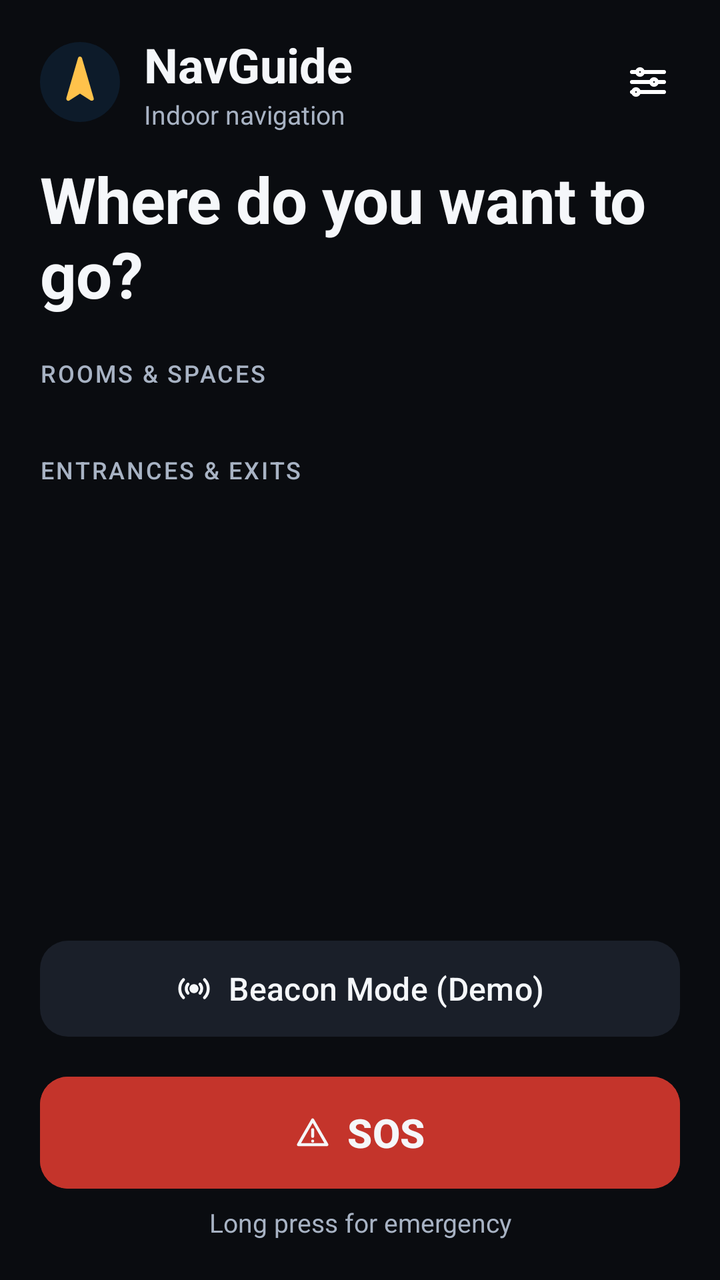
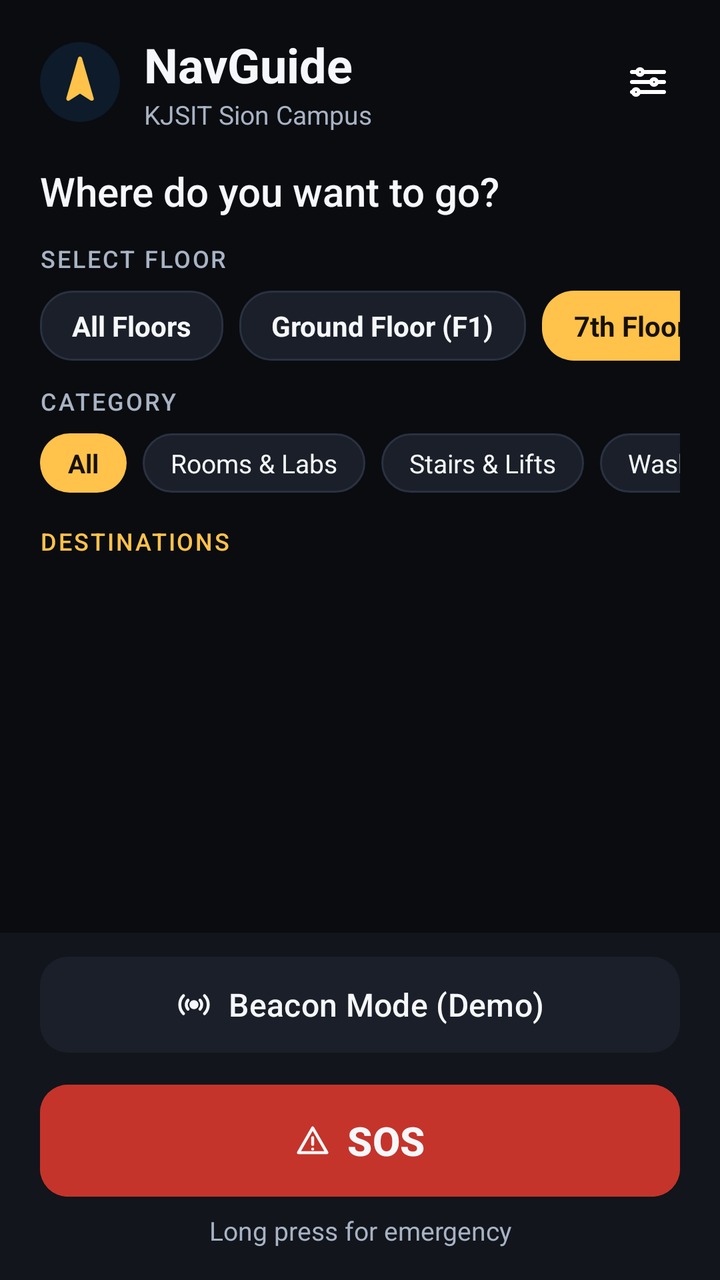

Screens rendered from an Android XML layout before and after an edit, with the pre-edit source and the edit as a unified diff.
<!-- AndroidManifest.xml: application theme Theme.NavGuide -->
<!-- res/layout/activity_main.xml -->
<?xml version="1.0" encoding="utf-8"?>
<LinearLayout xmlns:android="http://schemas.android.com/apk/res/android"
    xmlns:app="http://schemas.android.com/apk/res-auto"
    android:layout_width="match_parent"
    android:layout_height="wrap_content"
    android:orientation="vertical"
    android:background="@color/bg">

    
    <LinearLayout
        android:layout_width="match_parent"
        android:layout_height="wrap_content"
        android:orientation="horizontal"
        android:gravity="center_vertical"
        android:paddingStart="@dimen/screen_pad"
        android:paddingEnd="@dimen/space_12"
        android:paddingTop="@dimen/space_16"
        android:paddingBottom="@dimen/space_12">

        <ImageView
            android:id="@+id/imgLogo"
            android:layout_width="40dp"
            android:layout_height="40dp"
            android:src="@drawable/ic_logo"
            android:importantForAccessibility="no" />

        <LinearLayout
            android:layout_width="0dp"
            android:layout_height="wrap_content"
            android:layout_weight="1"
            android:orientation="vertical"
            android:layout_marginStart="@dimen/space_12">

            <TextView
                android:id="@+id/tvAppName"
                android:layout_width="wrap_content"
                android:layout_height="wrap_content"
                android:text="@string/app_name"
                android:textAppearance="@style/TextAppearance.NavGuide.Title" />

            <TextView
                android:id="@+id/tvMapName"
                android:layout_width="wrap_content"
                android:layout_height="wrap_content"
                android:text="@string/main_subtitle"
                android:textAppearance="@style/TextAppearance.NavGuide.Caption" />
        </LinearLayout>

        <ImageButton
            android:id="@+id/btnSettings"
            android:layout_width="48dp"
            android:layout_height="48dp"
            android:src="@drawable/ic_settings"
            android:background="?attr/selectableItemBackgroundBorderless"
            android:contentDescription="@string/btn_settings" />
    </LinearLayout>

    
    <ScrollView
        android:layout_width="match_parent"
        android:layout_height="0dp"
        android:layout_weight="1"
        android:fillViewport="true">

        <LinearLayout
            android:layout_width="match_parent"
            android:layout_height="wrap_content"
            android:orientation="vertical"
            android:paddingStart="@dimen/screen_pad"
            android:paddingEnd="@dimen/screen_pad"
            android:paddingBottom="@dimen/space_16">

            <TextView
                android:layout_width="match_parent"
                android:layout_height="wrap_content"
                android:text="@string/main_where_to"
                android:textAppearance="@style/TextAppearance.NavGuide.Display"
                android:layout_marginBottom="@dimen/space_20" />

            <TextView
                android:layout_width="match_parent"
                android:layout_height="wrap_content"
                android:text="@string/section_rooms"
                android:textAppearance="@style/TextAppearance.NavGuide.Label"
                android:layout_marginBottom="@dimen/space_8" />

            <LinearLayout
                android:id="@+id/llRooms"
                android:layout_width="match_parent"
                android:layout_height="wrap_content"
                android:orientation="vertical" />

            <TextView
                android:layout_width="match_parent"
                android:layout_height="wrap_content"
                android:text="@string/section_access"
                android:textAppearance="@style/TextAppearance.NavGuide.Label"
                android:layout_marginTop="@dimen/space_24"
                android:layout_marginBottom="@dimen/space_8" />

            <LinearLayout
                android:id="@+id/llAccess"
                android:layout_width="match_parent"
                android:layout_height="wrap_content"
                android:orientation="vertical" />
        </LinearLayout>
    </ScrollView>

    
    <LinearLayout
        android:layout_width="match_parent"
        android:layout_height="wrap_content"
        android:orientation="vertical"
        android:paddingStart="@dimen/screen_pad"
        android:paddingEnd="@dimen/screen_pad"
        android:paddingTop="@dimen/space_12"
        android:paddingBottom="@dimen/space_20">

        <Button
            android:id="@+id/btnBeaconMode"
            style="@style/Widget.Material3.Button.TonalButton"
            android:layout_width="match_parent"
            android:layout_height="@dimen/button_height"
            android:text="@string/btn_beacon_mode"
            android:textSize="16sp"
            app:cornerRadius="@dimen/radius_medium"
            app:icon="@drawable/ic_beacon"
            app:iconGravity="textStart"
            android:contentDescription="@string/btn_beacon_mode" />

        <Button
            android:id="@+id/btnSos"
            android:layout_width="match_parent"
            android:layout_height="@dimen/button_height_hero"
            android:layout_marginTop="@dimen/space_12"
            android:text="@string/btn_sos"
            android:textSize="20sp"
            android:textStyle="bold"
            android:backgroundTint="@color/danger_fill"
            android:textColor="@color/white"
            app:cornerRadius="@dimen/radius_medium"
            app:icon="@drawable/ic_sos"
            app:iconGravity="textStart"
            app:iconTint="@color/white"
            android:contentDescription="@string/sos_desc" />

        <TextView
            android:layout_width="match_parent"
            android:layout_height="wrap_content"
            android:text="@string/sos_hint"
            android:textAppearance="@style/TextAppearance.NavGuide.Caption"
            android:gravity="center"
            android:layout_marginTop="@dimen/space_4" />
    </LinearLayout>

</LinearLayout>
<!-- resources referenced by this layout -->
<resources>
  <color name="bg">#0A0C10</color>
  <color name="danger_fill">#C4342B</color>
  <color name="white">#FFF5F7FA</color>
  <dimen name="button_height">56dp</dimen>
  <dimen name="button_height_hero">64dp</dimen>
  <dimen name="radius_medium">14dp</dimen>
  <dimen name="screen_pad">20dp</dimen>
  <dimen name="space_12">12dp</dimen>
  <dimen name="space_16">16dp</dimen>
  <dimen name="space_20">20dp</dimen>
  <dimen name="space_24">24dp</dimen>
  <dimen name="space_4">4dp</dimen>
  <dimen name="space_8">8dp</dimen>
  <string name="app_name">NavGuide</string>
  <string name="btn_beacon_mode">Beacon Mode (Demo)</string>
  <string name="btn_settings">Settings</string>
  <string name="btn_sos">SOS</string>
  <string name="main_subtitle">Indoor navigation</string>
  <string name="main_where_to">Where do you want to go?</string>
  <string name="section_access">Entrances &amp; exits</string>
  <string name="section_rooms">Rooms &amp; spaces</string>
  <string name="sos_desc">Emergency SOS. Long press to trigger.</string>
  <string name="sos_hint">Long press for emergency</string>
  <style name="TextAppearance.NavGuide.Caption" parent="android:TextAppearance">
          <item name="android:fontFamily">sans-serif</item>
          <item name="android:textSize">13sp</item>
          <item name="android:textColor">@color/text_secondary</item>
      </style>
  <style name="TextAppearance.NavGuide.Display" parent="android:TextAppearance">
          <item name="android:fontFamily">sans-serif</item>
          <item name="android:textSize">32sp</item>
          <item name="android:textStyle">bold</item>
          <item name="android:letterSpacing">-0.01</item>
          <item name="android:textColor">@color/text_primary</item>
      </style>
  <style name="TextAppearance.NavGuide.Label" parent="android:TextAppearance">
          <item name="android:fontFamily">sans-serif-medium</item>
          <item name="android:textSize">12sp</item>
          <item name="android:letterSpacing">0.08</item>
          <item name="android:textAllCaps">true</item>
          <item name="android:textColor">@color/text_secondary</item>
      </style>
  <style name="TextAppearance.NavGuide.Title" parent="android:TextAppearance">
          <item name="android:fontFamily">sans-serif</item>
          <item name="android:textSize">24sp</item>
          <item name="android:textStyle">bold</item>
          <item name="android:textColor">@color/text_primary</item>
      </style>
  <color name="text_secondary">#A8B3C4</color>
  <color name="text_primary">#F5F7FA</color>
  <color name="amber">#FFC24B</color>
  <color name="text_on_accent">#171105</color>
  <color name="amber_container">#3A2E12</color>
  <color name="amber_on_container">#FFE3A6</color>
  <color name="surface_variant">#1A1F29</color>
  <color name="surface">#12151C</color>
  <color name="outline">#2A3141</color>
  <style name="ShapeAppearance.NavGuide.Small" parent="">
          <item name="cornerFamily">rounded</item>
          <item name="cornerSize">@dimen/radius_small</item>
      </style>
  <style name="ShapeAppearance.NavGuide.Medium" parent="">
          <item name="cornerFamily">rounded</item>
          <item name="cornerSize">@dimen/radius_medium</item>
      </style>
  <style name="ShapeAppearance.NavGuide.Large" parent="">
          <item name="cornerFamily">rounded</item>
          <item name="cornerSize">@dimen/radius_large</item>
      </style>
  <dimen name="radius_small">10dp</dimen>
  <dimen name="radius_large">18dp</dimen>
  <!-- unchanged entries left out for length: 5 -->
</resources>

<!-- the commit's change to res/layout/activity_main.xml (unified diff, before → after) -->
@@ -2,7 +2,7 @@
 <LinearLayout xmlns:android="http://schemas.android.com/apk/res/android"
     xmlns:app="http://schemas.android.com/apk/res-auto"
     android:layout_width="match_parent"
-    android:layout_height="wrap_content"
+    android:layout_height="match_parent"
     android:orientation="vertical"
     android:background="@color/bg">
 
@@ -15,7 +15,7 @@
         android:paddingStart="@dimen/screen_pad"
         android:paddingEnd="@dimen/space_12"
         android:paddingTop="@dimen/space_16"
-        android:paddingBottom="@dimen/space_12">
+        android:paddingBottom="@dimen/space_8">
 
         <ImageView
             android:id="@+id/imgLogo"
@@ -42,7 +42,7 @@
                 android:id="@+id/tvMapName"
                 android:layout_width="wrap_content"
                 android:layout_height="wrap_content"
-                android:text="@string/main_subtitle"
+                android:text="KJSIT Sion Campus"
                 android:textAppearance="@style/TextAppearance.NavGuide.Caption" />
         </LinearLayout>
 
@@ -70,39 +70,222 @@
             android:paddingEnd="@dimen/screen_pad"
             android:paddingBottom="@dimen/space_16">
 
+            
             <TextView
                 android:layout_width="match_parent"
                 android:layout_height="wrap_content"
                 android:text="@string/main_where_to"
-                android:textAppearance="@style/TextAppearance.NavGuide.Display"
-                android:layout_marginBottom="@dimen/space_20" />
-
-            <TextView
-                android:layout_width="match_parent"
-                android:layout_height="wrap_content"
-                android:text="@string/section_rooms"
+                android:textAppearance="@style/TextAppearance.NavGuide.Headline"
+                android:layout_marginTop="@dimen/space_8"
+                android:layout_marginBottom="@dimen/space_12" />
+
+            
+            <TextView
+                android:layout_width="match_parent"
+                android:layout_height="wrap_content"
+                android:text="Select Floor"
                 android:textAppearance="@style/TextAppearance.NavGuide.Label"
                 android:layout_marginBottom="@dimen/space_8" />
 
+            
+            <HorizontalScrollView
+                android:layout_width="match_parent"
+                android:layout_height="wrap_content"
+                android:scrollbars="none"
+                android:layout_marginBottom="@dimen/space_12">
+
+                <LinearLayout
+                    android:id="@+id/llFloorChips"
+                    android:layout_width="wrap_content"
+                    android:layout_height="wrap_content"
+                    android:orientation="horizontal">
+
+                    <TextView
+                        android:id="@+id/chipFloorAll"
+                        android:layout_width="wrap_content"
+                        android:layout_height="wrap_content"
+                        android:text="All Floors"
+                        android:textSize="14sp"
+                        android:textStyle="bold"
+                        android:textColor="@color/text_primary"
+                        android:background="@drawable/bg_chip_unselected"
+                        android:paddingStart="16dp"
+                        android:paddingEnd="16dp"
+                        android:paddingTop="8dp"
+                        android:paddingBottom="8dp"
+                        android:clickable="true"
+                        android:focusable="true"
+                        android:layout_marginEnd="8dp" />
+
+                    <TextView
+                        android:id="@+id/chipFloor1"
+                        android:layout_width="wrap_content"
+                        android:layout_height="wrap_content"
+                        android:text="Ground Floor (F1)"
+                        android:textSize="14sp"
+                        android:textStyle="bold"
+                        android:textColor="@color/text_primary"
+                        android:background="@drawable/bg_chip_unselected"
+                        android:paddingStart="16dp"
+                        android:paddingEnd="16dp"
+                        android:paddingTop="8dp"
+                        android:paddingBottom="8dp"
+                        android:clickable="true"
+                        android:focusable="true"
+                        android:layout_marginEnd="8dp" />
+
+                    <TextView
+                        android:id="@+id/chipFloor7"
+                        android:layout_width="wrap_content"
+                        android:layout_height="wrap_content"
+                        android:text="7th Floor (F7)"
+                        android:textSize="14sp"
+                        android:textStyle="bold"
+                        android:textColor="@color/text_on_accent"
+                        android:background="@drawable/bg_chip_selected"
+                        android:paddingStart="16dp"
+                        android:paddingEnd="16dp"
+                        android:paddingTop="8dp"
+                        android:paddingBottom="8dp"
+                        android:clickable="true"
+                        android:focusable="true"
+                        android:layout_marginEnd="8dp" />
+                </LinearLayout>
+            </HorizontalScrollView>
+
+            
+            <TextView
+                android:layout_width="match_parent"
+                android:layout_height="wrap_content"
+                android:text="Category"
+                android:textAppearance="@style/TextAppearance.NavGuide.Label"
+                android:layout_marginBottom="@dimen/space_8" />
+
+            
+            <HorizontalScrollView
+                android:layout_width="match_parent"
+                android:layout_height="wrap_content"
+                android:scrollbars="none"
+                android:layout_marginBottom="@dimen/space_16">
+
+                <LinearLayout
+                    android:id="@+id/llCategoryChips"
+                    android:layout_width="wrap_content"
+                    android:layout_height="wrap_content"
+                    android:orientation="horizontal">
+
+                    <TextView
+                        android:id="@+id/chipCatAll"
+                        android:layout_width="wrap_content"
+                        android:layout_height="wrap_content"
+                        android:text="All"
+                        android:textSize="13sp"
+                        android:textStyle="bold"
+                        android:textColor="@color/text_on_accent"
+                        android:background="@drawable/bg_chip_selected"
+                        android:paddingStart="14dp"
+                        android:paddingEnd="14dp"
+                        android:paddingTop="6dp"
+                        android:paddingBottom="6dp"
+                        android:clickable="true"
+                        android:focusable="true"
+                        android:layout_marginEnd="8dp" />
+
+                    <TextView
+                        android:id="@+id/chipCatRooms"
+                        android:layout_width="wrap_content"
+                        android:layout_height="wrap_content"
+                        android:text="Rooms &amp; Labs"
+                        android:textSize="13sp"
+                        android:textColor="@color/text_primary"
+                        android:background="@drawable/bg_chip_unselected"
+                        android:paddingStart="14dp"
+                        android:paddingEnd="14dp"
+                        android:paddingTop="6dp"
+                        android:paddingBottom="6dp"
+                        android:clickable="true"
+                        android:focusable="true"
+                        android:layout_marginEnd="8dp" />
+
+                    <TextView
+                        android:id="@+id/chipCatStairs"
+                        android:layout_width="wrap_content"
+                        android:layout_height="wrap_content"
+                        android:text="Stairs &amp; Lifts"
+                        android:textSize="13sp"
+                        android:textColor="@color/text_primary"
+                        android:background="@drawable/bg_chip_unselected"
+                        android:paddingStart="14dp"
+                        android:paddingEnd="14dp"
+                        android:paddingTop="6dp"
+                        android:paddingBottom="6dp"
+                        android:clickable="true"
+                        android:focusable="true"
+                        android:layout_marginEnd="8dp" />
+
+                    <TextView
+                        android:id="@+id/chipCatWashroom"
+                        android:layout_width="wrap_content"
+                        android:layout_height="wrap_content"
+                        android:text="Washrooms"
+                        android:textSize="13sp"
+                        android:textColor="@color/text_primary"
+                        android:background="@drawable/bg_chip_unselected"
+                        android:paddingStart="14dp"
+                        android:paddingEnd="14dp"
+                        android:paddingTop="6dp"
+                        android:paddingBottom="6dp"
+                        android:clickable="true"
+                        android:focusable="true"
+                        android:layout_marginEnd="8dp" />
+
+                    <TextView
+                        android:id="@+id/chipCatExits"
+                        android:layout_width="wrap_content"
+                        android:layout_height="wrap_content"
+                        android:text="Emergency Exits"
+                        android:textSize="13sp"
+                        android:textColor="@color/text_primary"
+                        android:background="@drawable/bg_chip_unselected"
+                        android:paddingStart="14dp"
+                        android:paddingEnd="14dp"
+                        android:paddingTop="6dp"
+                        android:paddingBottom="6dp"
+                        android:clickable="true"
+                        android:focusable="true"
+                        android:layout_marginEnd="8dp" />
+                </LinearLayout>
+            </HorizontalScrollView>
+
+            
+            <TextView
+                android:id="@+id/tvResultsCount"
+                android:layout_width="match_parent"
+                android:layout_height="wrap_content"
+                android:text="Destinations"
+                android:textAppearance="@style/TextAppearance.NavGuide.Label"
+                android:textColor="@color/amber"
+                android:layout_marginBottom="@dimen/space_8" />
+
+            
             <LinearLayout
-                android:id="@+id/llRooms"
+                android:id="@+id/llDestinations"
                 android:layout_width="match_parent"
                 android:layout_height="wrap_content"
                 android:orientation="vertical" />
 
             <TextView
-                android:layout_width="match_parent"
-                android:layout_height="wrap_content"
-                android:text="@string/section_access"
-                android:textAppearance="@style/TextAppearance.NavGuide.Label"
-                android:layout_marginTop="@dimen/space_24"
-                android:layout_marginBottom="@dimen/space_8" />
-
-            <LinearLayout
-                android:id="@+id/llAccess"
-                android:layout_width="match_parent"
-                android:layout_height="wrap_content"
-                android:orientation="vertical" />
+                android:id="@+id/tvEmptyNotice"
+                android:layout_width="match_parent"
+                android:layout_height="wrap_content"
+                android:text="No destinations match this filter."
+                android:textAppearance="@style/TextAppearance.NavGuide.Body"
+                android:textColor="@color/text_secondary"
+                android:gravity="center"
+                android:paddingTop="24dp"
+                android:paddingBottom="24dp"
+                android:visibility="gone" />
+
         </LinearLayout>
     </ScrollView>
 
@@ -113,8 +296,9 @@
         android:orientation="vertical"
         android:paddingStart="@dimen/screen_pad"
         android:paddingEnd="@dimen/screen_pad"
-        android:paddingTop="@dimen/space_12"
-        android:paddingBottom="@dimen/space_20">
+        android:paddingTop="@dimen/space_8"
+        android:paddingBottom="@dimen/space_16"
+        android:background="@color/surface">
 
         <Button
             android:id="@+id/btnBeaconMode"
@@ -132,7 +316,7 @@
             android:id="@+id/btnSos"
             android:layout_width="match_parent"
             android:layout_height="@dimen/button_height_hero"
-            android:layout_marginTop="@dimen/space_12"
+            android:layout_marginTop="@dimen/space_8"
             android:text="@string/btn_sos"
             android:textSize="20sp"
             android:textStyle="bold"
<!-- resource entries referenced after the edit -->
@@ -9,30 +9,41 @@
   <dimen name="screen_pad">20dp</dimen>
   <dimen name="space_12">12dp</dimen>
   <dimen name="space_16">16dp</dimen>
-  <dimen name="space_20">20dp</dimen>
-  <dimen name="space_24">24dp</dimen>
   <dimen name="space_4">4dp</dimen>
   <dimen name="space_8">8dp</dimen>
+  <!-- drawable bg_chip_selected (drawable) -->
+  <?xml version="1.0" encoding="utf-8"?>
+  <shape xmlns:android="http://schemas.android.com/apk/res/android" android:shape="rectangle">
+      <solid android:color="@color/amber" />
+      <corners android:radius="16dp" />
+  </shape>
+  <!-- drawable bg_chip_unselected (drawable) -->
+  <?xml version="1.0" encoding="utf-8"?>
+  <shape xmlns:android="http://schemas.android.com/apk/res/android" android:shape="rectangle">
+      <solid android:color="@color/surface_variant" />
+      <stroke android:width="1dp" android:color="@color/outline" />
+      <corners android:radius="16dp" />
+  </shape>
   <string name="app_name">NavGuide</string>
   <string name="btn_beacon_mode">Beacon Mode (Demo)</string>
   <string name="btn_settings">Settings</string>
   <string name="btn_sos">SOS</string>
-  <string name="main_subtitle">Indoor navigation</string>
   <string name="main_where_to">Where do you want to go?</string>
-  <string name="section_access">Entrances &amp; exits</string>
-  <string name="section_rooms">Rooms &amp; spaces</string>
   <string name="sos_desc">Emergency SOS. Long press to trigger.</string>
   <string name="sos_hint">Long press for emergency</string>
+  <style name="TextAppearance.NavGuide.Body" parent="android:TextAppearance">
+          <item name="android:fontFamily">sans-serif</item>
+          <item name="android:textSize">15sp</item>
+          <item name="android:textColor">@color/text_primary</item>
+      </style>
   <style name="TextAppearance.NavGuide.Caption" parent="android:TextAppearance">
           <item name="android:fontFamily">sans-serif</item>
           <item name="android:textSize">13sp</item>
           <item name="android:textColor">@color/text_secondary</item>
       </style>
-  <style name="TextAppearance.NavGuide.Display" parent="android:TextAppearance">
-          <item name="android:fontFamily">sans-serif</item>
-          <item name="android:textSize">32sp</item>
-          <item name="android:textStyle">bold</item>
-          <item name="android:letterSpacing">-0.01</item>
+  <style name="TextAppearance.NavGuide.Headline" parent="android:TextAppearance">
+          <item name="android:fontFamily">sans-serif-medium</item>
+          <item name="android:textSize">20sp</item>
           <item name="android:textColor">@color/text_primary</item>
       </style>
   <style name="TextAppearance.NavGuide.Label" parent="android:TextAppearance">
